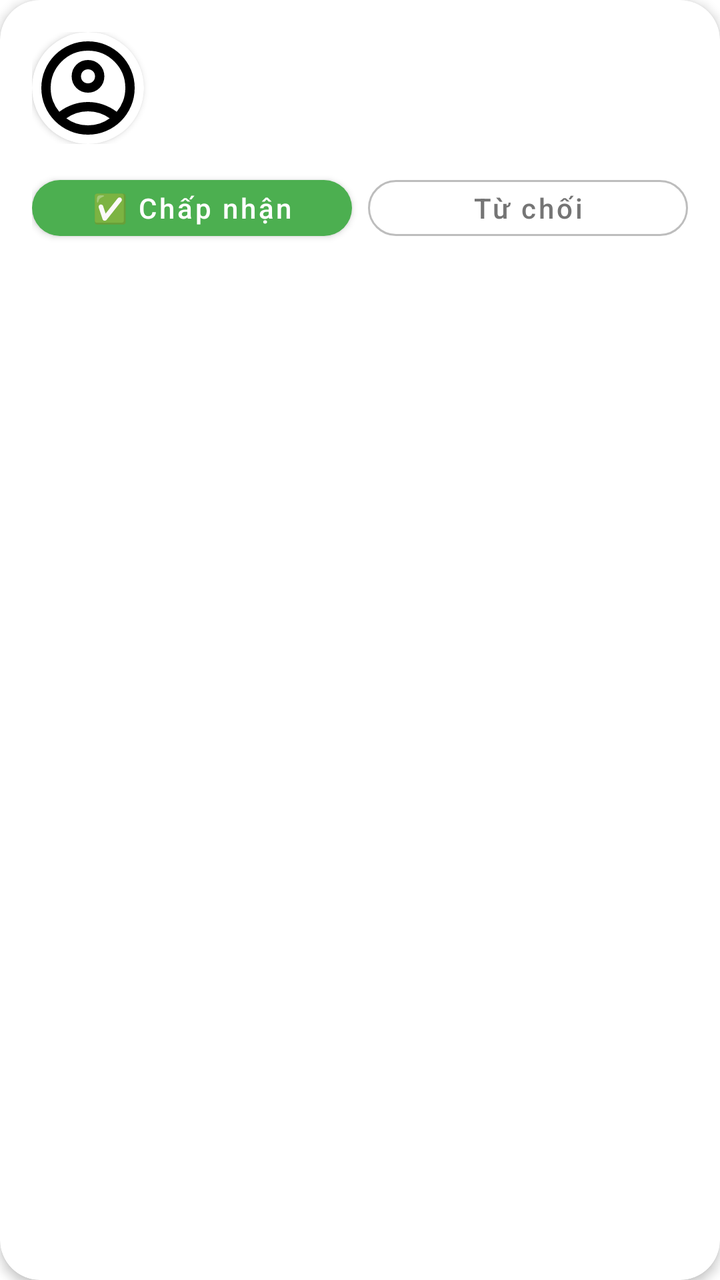
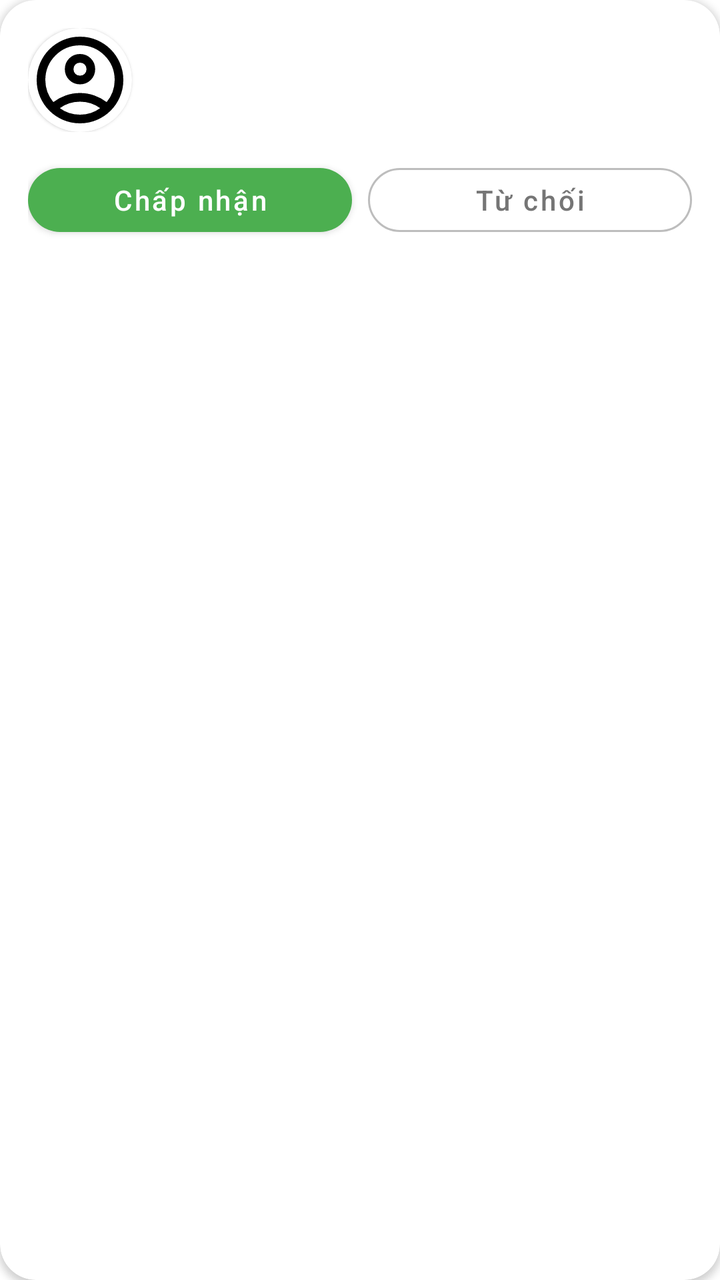

Before-and-after screenshots of an Android layout around one commit, followed by the original layout XML and the change that was made.
<!-- AndroidManifest.xml: application theme Theme.Weconnect -->
<!-- res/layout/item_pending_request.xml -->
<?xml version="1.0" encoding="utf-8"?>
<com.google.android.material.card.MaterialCardView
    xmlns:android="http://schemas.android.com/apk/res/android"
    xmlns:app="http://schemas.android.com/apk/res-auto"
    android:layout_width="match_parent"
    android:layout_height="wrap_content"
    android:layout_marginHorizontal="12dp"
    android:layout_marginVertical="6dp"
    app:cardBackgroundColor="@color/card_surface"
    app:cardCornerRadius="20dp"
    app:cardElevation="3dp"
    app:strokeWidth="0dp">

    <LinearLayout
        android:layout_width="match_parent"
        android:layout_height="wrap_content"
        android:orientation="vertical"
        android:padding="16dp">

        
        <LinearLayout
            android:layout_width="match_parent"
            android:layout_height="wrap_content"
            android:gravity="center_vertical"
            android:orientation="horizontal">

            
            <androidx.cardview.widget.CardView
                android:layout_width="56dp"
                android:layout_height="56dp"
                app:cardCornerRadius="28dp"
                app:cardElevation="2dp">

                <ImageView
                    android:id="@+id/ivPendingAvatar"
                    android:layout_width="match_parent"
                    android:layout_height="match_parent"
                    android:scaleType="centerCrop"
                    android:src="@drawable/ic_user_placeholder" />
            </androidx.cardview.widget.CardView>

            
            <LinearLayout
                android:layout_width="0dp"
                android:layout_height="wrap_content"
                android:layout_marginStart="12dp"
                android:layout_weight="1"
                android:orientation="vertical">

                <TextView
                    android:id="@+id/tvPendingName"
                    android:layout_width="wrap_content"
                    android:layout_height="wrap_content"
                    android:textColor="@color/text_primary"
                    android:textSize="16sp"
                    android:textStyle="bold" />

                <TextView
                    android:id="@+id/tvPendingInfo"
                    android:layout_width="wrap_content"
                    android:layout_height="wrap_content"
                    android:layout_marginTop="2dp"
                    android:textColor="@color/text_secondary"
                    android:textSize="13sp" />
            </LinearLayout>
        </LinearLayout>

        
        <LinearLayout
            android:id="@+id/layoutPendingActions"
            android:layout_width="match_parent"
            android:layout_height="wrap_content"
            android:layout_marginTop="12dp"
            android:orientation="horizontal">

            <com.google.android.material.button.MaterialButton
                android:id="@+id/btnPendingAccept"
                style="@style/Widget.MaterialComponents.Button"
                android:layout_width="0dp"
                android:layout_height="40dp"
                android:layout_weight="1"
                android:layout_marginEnd="8dp"
                android:text="✅ Chấp nhận"
                android:textAllCaps="false"
                android:textSize="14sp"
                app:backgroundTint="#4CAF50"
                app:cornerRadius="20dp" />

            <com.google.android.material.button.MaterialButton
                android:id="@+id/btnPendingReject"
                style="@style/Widget.MaterialComponents.Button.OutlinedButton"
                android:layout_width="0dp"
                android:layout_height="40dp"
                android:layout_weight="1"
                android:text="Từ chối"
                android:textAllCaps="false"
                android:textColor="@color/text_secondary"
                android:textSize="14sp"
                app:cornerRadius="20dp"
                app:strokeColor="#BDBDBD"
                app:strokeWidth="1dp" />
        </LinearLayout>

        
        <TextView
            android:id="@+id/tvPendingActioned"
            android:layout_width="match_parent"
            android:layout_height="wrap_content"
            android:layout_marginTop="12dp"
            android:gravity="center"
            android:textColor="@color/text_secondary"
            android:textSize="14sp"
            android:textStyle="italic"
            android:visibility="gone" />

    </LinearLayout>
</com.google.android.material.card.MaterialCardView>
<!-- resources referenced by this layout -->
<resources>
  <color name="card_surface">#FFFFFF</color>
  <color name="text_primary">#2D2D2D</color>
  <color name="text_secondary">#757575</color>
  <!-- drawable ic_user_placeholder (drawable) -->
  <vector xmlns:android="http://schemas.android.com/apk/res/android" android:height="24dp" android:tint="#000000" android:viewportHeight="960" android:viewportWidth="960" android:width="24dp">
        
      <path android:fillColor="@android:color/white" android:pathData="M234,684Q285,645 348,622.5Q411,600 480,600Q549,600 612,622.5Q675,645 726,684Q761,643 780.5,591Q800,539 800,480Q800,347 706.5,253.5Q613,160 480,160Q347,160 253.5,253.5Q160,347 160,480Q160,539 179.5,591Q199,643 234,684ZM480,520Q421,520 380.5,479.5Q340,439 340,380Q340,321 380.5,280.5Q421,240 480,240Q539,240 579.5,280.5Q620,321 620,380Q620,439 579.5,479.5Q539,520 480,520ZM480,880Q397,880 324,848.5Q251,817 197,763Q143,709 111.5,636Q80,563 80,480Q80,397 111.5,324Q143,251 197,197Q251,143 324,111.5Q397,80 480,80Q563,80 636,111.5Q709,143 763,197Q817,251 848.5,324Q880,397 880,480Q880,563 848.5,636Q817,709 763,763Q709,817 636,848.5Q563,880 480,880ZM480,800Q533,800 580,784.5Q627,769 666,740Q627,711 580,695.5Q533,680 480,680Q427,680 380,695.5Q333,711 294,740Q333,769 380,784.5Q427,800 480,800ZM480,440Q506,440 523,423Q540,406 540,380Q540,354 523,337Q506,320 480,320Q454,320 437,337Q420,354 420,380Q420,406 437,423Q454,440 480,440ZM480,380Q480,380 480,380Q480,380 480,380Q480,380 480,380Q480,380 480,380Q480,380 480,380Q480,380 480,380Q480,380 480,380Q480,380 480,380ZM480,740Q480,740 480,740Q480,740 480,740Q480,740 480,740Q480,740 480,740Q480,740 480,740Q480,740 480,740Q480,740 480,740Q480,740 480,740Z"/>
      
  </vector>
  <style name="Theme.Weconnect" parent="Theme.MaterialComponents.DayNight.NoActionBar" />
</resources>

<!-- the commit's change to res/layout/item_pending_request.xml (unified diff, before → after) -->
@@ -4,18 +4,18 @@
     xmlns:app="http://schemas.android.com/apk/res-auto"
     android:layout_width="match_parent"
     android:layout_height="wrap_content"
-    android:layout_marginHorizontal="12dp"
+    android:layout_marginHorizontal="14dp"
     android:layout_marginVertical="6dp"
     app:cardBackgroundColor="@color/card_surface"
-    app:cardCornerRadius="20dp"
-    app:cardElevation="3dp"
+    app:cardCornerRadius="18dp"
+    app:cardElevation="2dp"
     app:strokeWidth="0dp">
 
     <LinearLayout
         android:layout_width="match_parent"
         android:layout_height="wrap_content"
         android:orientation="vertical"
-        android:padding="16dp">
+        android:padding="14dp">
 
         
         <LinearLayout
@@ -26,10 +26,10 @@
 
             
             <androidx.cardview.widget.CardView
-                android:layout_width="56dp"
-                android:layout_height="56dp"
-                app:cardCornerRadius="28dp"
-                app:cardElevation="2dp">
+                android:layout_width="52dp"
+                android:layout_height="52dp"
+                app:cardCornerRadius="26dp"
+                app:cardElevation="1dp">
 
                 <ImageView
                     android:id="@+id/ivPendingAvatar"
@@ -52,7 +52,7 @@
                     android:layout_width="wrap_content"
                     android:layout_height="wrap_content"
                     android:textColor="@color/text_primary"
-                    android:textSize="16sp"
+                    android:textSize="15sp"
                     android:textStyle="bold" />
 
                 <TextView
@@ -77,26 +77,26 @@
                 android:id="@+id/btnPendingAccept"
                 style="@style/Widget.MaterialComponents.Button"
                 android:layout_width="0dp"
-                android:layout_height="40dp"
+                android:layout_height="44dp"
+                android:layout_marginEnd="8dp"
                 android:layout_weight="1"
-                android:layout_marginEnd="8dp"
-                android:text="✅ Chấp nhận"
+                android:text="Chấp nhận"
                 android:textAllCaps="false"
                 android:textSize="14sp"
                 app:backgroundTint="#4CAF50"
-                app:cornerRadius="20dp" />
+                app:cornerRadius="22dp" />
 
             <com.google.android.material.button.MaterialButton
                 android:id="@+id/btnPendingReject"
                 style="@style/Widget.MaterialComponents.Button.OutlinedButton"
                 android:layout_width="0dp"
-                android:layout_height="40dp"
+                android:layout_height="44dp"
                 android:layout_weight="1"
                 android:text="Từ chối"
                 android:textAllCaps="false"
                 android:textColor="@color/text_secondary"
                 android:textSize="14sp"
-                app:cornerRadius="20dp"
+                app:cornerRadius="22dp"
                 app:strokeColor="#BDBDBD"
                 app:strokeWidth="1dp" />
         </LinearLayout>
@@ -106,7 +106,7 @@
             android:id="@+id/tvPendingActioned"
             android:layout_width="match_parent"
             android:layout_height="wrap_content"
-            android:layout_marginTop="12dp"
+            android:layout_marginTop="10dp"
             android:gravity="center"
             android:textColor="@color/text_secondary"
             android:textSize="14sp"
<!-- resource entries referenced after the edit -->
@@ -9,6 +9,35 @@
       <path android:fillColor="@android:color/white" android:pathData="M234,684Q285,645 348,622.5Q411,600 480,600Q549,600 612,622.5Q675,645 726,684Q761,643 780.5,591Q800,539 800,480Q800,347 706.5,253.5Q613,160 480,160Q347,160 253.5,253.5Q160,347 160,480Q160,539 179.5,591Q199,643 234,684ZM480,520Q421,520 380.5,479.5Q340,439 340,380Q340,321 380.5,280.5Q421,240 480,240Q539,240 579.5,280.5Q620,321 620,380Q620,439 579.5,479.5Q539,520 480,520ZM480,880Q397,880 324,848.5Q251,817 197,763Q143,709 111.5,636Q80,563 80,480Q80,397 111.5,324Q143,251 197,197Q251,143 324,111.5Q397,80 480,80Q563,80 636,111.5Q709,143 763,197Q817,251 848.5,324Q880,397 880,480Q880,563 848.5,636Q817,709 763,763Q709,817 636,848.5Q563,880 480,880ZM480,800Q533,800 580,784.5Q627,769 666,740Q627,711 580,695.5Q533,680 480,680Q427,680 380,695.5Q333,711 294,740Q333,769 380,784.5Q427,800 480,800ZM480,440Q506,440 523,423Q540,406 540,380Q540,354 523,337Q506,320 480,320Q454,320 437,337Q420,354 420,380Q420,406 437,423Q454,440 480,440ZM480,380Q480,380 480,380Q480,380 480,380Q480,380 480,380Q480,380 480,380Q480,380 480,380Q480,380 480,380Q480,380 480,380Q480,380 480,380ZM480,740Q480,740 480,740Q480,740 480,740Q480,740 480,740Q480,740 480,740Q480,740 480,740Q480,740 480,740Q480,740 480,740Q480,740 480,740Z"/>
       
   </vector>
-  <style name="Theme.Weconnect" parent="Theme.MaterialComponents.DayNight.NoActionBar" />
+  <style name="Theme.Weconnect" parent="Theme.MaterialComponents.DayNight.NoActionBar">
+          <item name="materialAlertDialogTheme">@style/Dialog.App</item>
+      </style>
+  <style name="Dialog.App" parent="ThemeOverlay.MaterialComponents.MaterialAlertDialog">
+          <item name="alertDialogStyle">@style/MaterialAlertDialog.App</item>
+          <item name="buttonBarNegativeButtonStyle">@style/Dialog.App.ButtonNegative</item>
+          <item name="buttonBarPositiveButtonStyle">@style/Dialog.App.ButtonPositive</item>
+          <item name="buttonBarNeutralButtonStyle">@style/Dialog.App.ButtonNeutral</item>
+      </style>
+  <style name="MaterialAlertDialog.App" parent="MaterialAlertDialog.MaterialComponents">
+          <item name="shapeAppearance">@style/ShapeAppearance.App.Dialog</item>
+      </style>
+  <style name="Dialog.App.ButtonNegative" parent="Widget.MaterialComponents.Button.TextButton.Dialog">
+          <item name="android:textColor">@color/primary_pink</item>
+          <item name="android:fontFamily">sans-serif-medium</item>
+      </style>
+  <style name="Dialog.App.ButtonPositive" parent="Widget.MaterialComponents.Button.TextButton.Dialog">
+          <item name="android:textColor">@color/primary_pink</item>
+          <item name="android:textStyle">bold</item>
+          <item name="android:fontFamily">sans-serif-medium</item>
+      </style>
+  <style name="Dialog.App.ButtonNeutral" parent="Widget.MaterialComponents.Button.TextButton.Dialog">
+          <item name="android:textColor">@color/text_secondary</item>
+          <item name="android:fontFamily">sans-serif-medium</item>
+      </style>
+  <style name="ShapeAppearance.App.Dialog" parent="">
+          <item name="cornerFamily">rounded</item>
+          <item name="cornerSize">20dp</item>
+      </style>
+  <color name="primary_pink">#FF4D6D</color>
 </resources>
 
